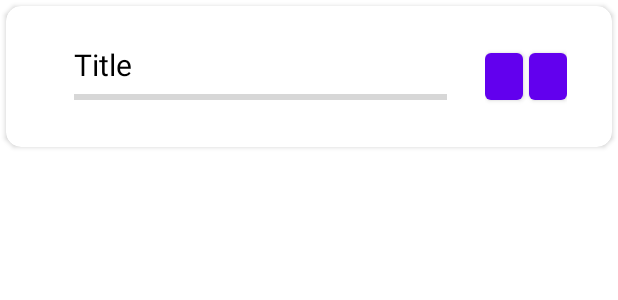
After one commit to Talki21/MySuperList, an Android app: the layout item_layout.xml on its own in the app's theme, with its tools: preview values and no code run, on a phone screen of 412 x 824 dp. The commit adds this screen. Shown: the top 300 px of the screen. Run offline under Robolectric (Android 15) with nearby library versions, the phone set to English and light mode, and no system bars.

Commit message:
add front page recycleview with som testing data

```diff
--- /dev/null
+++ b/app/src/main/java/com/example/mysuperlist/data/item_card.kt
@@ -0,0 +1,3 @@
+package com.example.mysuperlist.data
+
+data class card( var Title:String, var  Progress:Int)
--- /dev/null
+++ b/app/src/main/res/layout/item_layout.xml
@@ -0,0 +1,76 @@
+<?xml version="1.0" encoding="utf-8"?>
+<androidx.cardview.widget.CardView xmlns:android="http://schemas.android.com/apk/res/android"
+    xmlns:app="http://schemas.android.com/apk/res-auto"
+    android:id="@+id/card_item"
+    android:layout_width="match_parent"
+    android:layout_height="wrap_content"
+    android:layout_margin="4dp"
+    android:clickable="true"
+    android:focusable="true"
+    android:foreground="?selectableItemBackground"
+    app:cardCornerRadius="10dp">
+
+    <RelativeLayout
+        android:id="@+id/card"
+        android:layout_width="match_parent"
+        android:layout_height="match_parent"
+        android:padding="20dp">
+
+
+        <LinearLayout
+            android:id="@+id/card_box"
+            android:layout_width="match_parent"
+            android:layout_height="wrap_content"
+            android:orientation="vertical"
+            android:layout_toStartOf="@+id/edit_remove"
+            android:layout_margin="5dp">
+
+            <TextView
+                android:id="@+id/card_title"
+                android:layout_width="wrap_content"
+                android:layout_height="wrap_content"
+                android:layout_marginStart="20dp"
+                android:text="@string/title"
+                android:textColor="@color/black"
+                android:textSize="20sp" />
+
+            <ProgressBar
+                android:id="@+id/progressBar"
+                style="?android:attr/progressBarStyleHorizontal"
+                android:layout_width="match_parent"
+                android:layout_height="wrap_content"
+                android:layout_marginStart="20dp"
+                android:layout_marginEnd="20dp"
+                android:max="100"
+                />
+        </LinearLayout>
+
+        <LinearLayout
+            android:id="@+id/edit_remove"
+            android:layout_width="wrap_content"
+            android:layout_height="wrap_content"
+            android:layout_alignBottom="@+id/card_box"
+            android:layout_alignTop="@+id/card_box"
+            android:layout_alignParentEnd="true"
+            android:orientation="horizontal"
+            android:layout_marginEnd="10dp">
+
+
+            <Button
+                android:id="@+id/card_Remove"
+                android:layout_width="25dp"
+                android:layout_height="wrap_content"
+                android:layout_marginEnd="2dp"
+                />
+
+            <Button
+                android:id="@+id/card_Edit"
+                android:layout_width="25dp"
+                android:layout_height="wrap_content"
+                android:layout_marginStart="2dp"
+                />
+        </LinearLayout>
+    </RelativeLayout>
+
+
+</androidx.cardview.widget.CardView>
--- a/app/src/main/res/values/strings.xml
+++ b/app/src/main/res/values/strings.xml
@@ -1,3 +1,6 @@
 <resources>
     <string name="app_name">MySuperList</string>
+    <string name="textview">TextView</string>
+    <string name="title">Title</string>
+    <string name="delet">Delet</string>
 </resources>
```
Also changed, not shown: app/src/main/java/com/example/mysuperlist/MainActivity.kt (+15 -1 lines), app/src/main/java/com/example/mysuperlist/frontRecycleAdapter.kt (added, +41 -0 lines), app/src/main/res/layout/activity_main.xml (+15 -12 lines).
